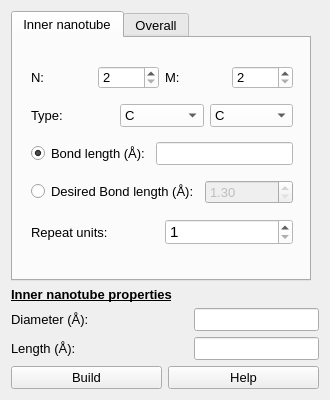
Qt form furiousatoms/forms/MWNT.ui (nasimanousheh/furious-atoms) before a commit.
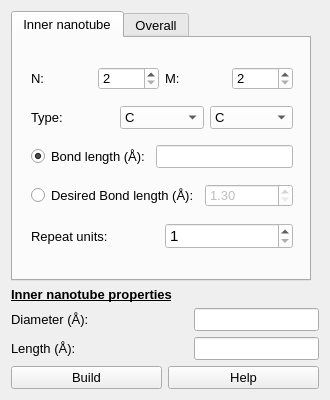
The same form after that commit.

Commit message: Changed the color of stylesheet to white

Patch:
```diff
--- a/furiousatoms/forms/MWNT.ui
+++ b/furiousatoms/forms/MWNT.ui
@@ -309,6 +309,9 @@
                 <pointsize>10</pointsize>
                </font>
               </property>
+              <property name="styleSheet">
+               <string notr="true">background-color: rgb(255, 255, 255);</string>
+              </property>
               <property name="minimum">
                <double>1.300000000000000</double>
               </property>
```
The commit also changes 5 other files.
